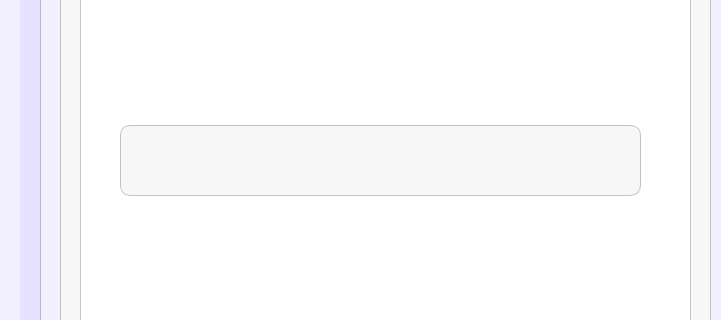
Before: the Qt Designer form UI/MainPages/CitizenPanelPages/cp_citizenprofile.ui in Yohhannn/Barangay-Records-Statistics-System, drawn with Qt 5; both pictures show x 0 to 721 and y 425 to 745 of the 1350 by 850 pixel window.
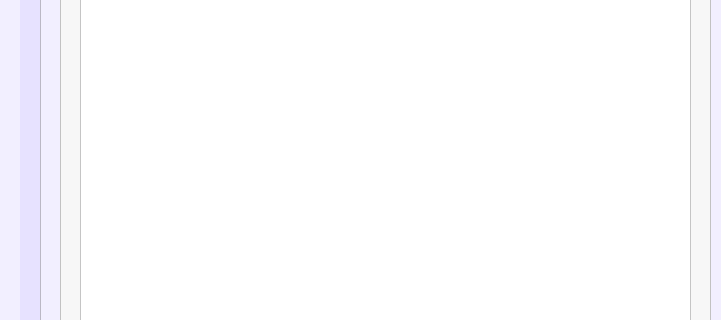
After: the same form once the commit is applied. Icons and pictures are not drawn.

Commit message:
[ Minor Fix Update V3.3.1 ] + Fixed a Minor Misplaced Object
~ To Follow Up : Filter Options
-JP

```diff
--- a/UI/MainPages/CitizenPanelPages/cp_citizenprofile.ui
+++ b/UI/MainPages/CitizenPanelPages/cp_citizenprofile.ui
@@ -522,29 +522,6 @@
        </size>
       </property>
      </widget>
-     <widget class="QFrame" name="basePopUpBodyFrame_6">
-      <property name="geometry">
-       <rect>
-        <x>60</x>
-        <y>400</y>
-        <width>521</width>
-        <height>71</height>
-       </rect>
-      </property>
-      <property name="styleSheet">
-       <string notr="true">#basePopUpBodyFrame_6 {
-	background-color: rgb(247, 247, 247);
-	border: 1px solid rgb(194, 194, 194);
-	border-radius: 10px;
-}</string>
-      </property>
-      <property name="frameShape">
-       <enum>QFrame::Shape::StyledPanel</enum>
-      </property>
-      <property name="frameShadow">
-       <enum>QFrame::Shadow::Raised</enum>
-      </property>
-     </widget>
     </widget>
     <widget class="QPushButton" name="cp_citizen_button_remove">
      <property name="geometry">
```
The commit also changes 2 other files.
